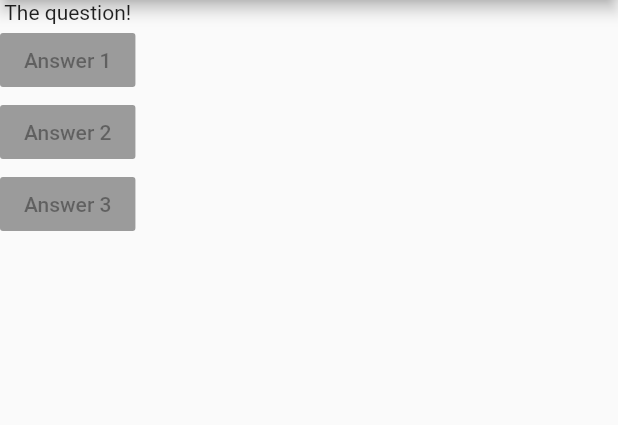
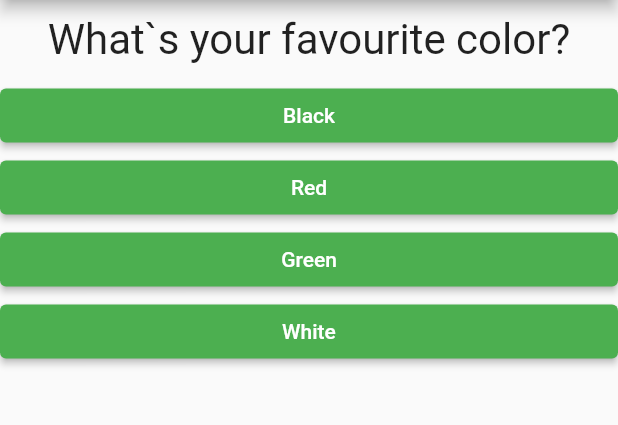
Before and after one commit to japodsiadly/flutter-dart-course, a Flutter app: the screen it shows after launch, on a phone screen of 412 x 824 dp, the part 84-509 px from its top. Run offline on Flutter 3.47's test engine with Material 2 defaults, Android fonts, the phone set to English and light mode, and no system bars.

Commit message:
Section 2

```diff
--- /dev/null
+++ b/flutter_complete_guide/lib/answer.dart
@@ -0,0 +1,23 @@
+import 'package:flutter/material.dart';
+
+class Answer extends StatelessWidget {
+  final VoidCallback selectHandler;
+  final String answerText;
+
+  Answer(this.selectHandler, this.answerText);
+
+  @override
+  Widget build(BuildContext context) {
+    return Container(
+      width: double.infinity,
+      child: ElevatedButton(
+        style: ButtonStyle(
+          backgroundColor: MaterialStateProperty.all(Colors.green),
+          foregroundColor: MaterialStateProperty.all(Colors.white),
+        ),
+        child: Text(answerText),
+        onPressed: selectHandler,
+      ),
+    );
+  }
+}
--- a/flutter_complete_guide/lib/main.dart
+++ b/flutter_complete_guide/lib/main.dart
@@ -1,40 +1,86 @@
 import 'package:flutter/material.dart';
 
-// void main() {
-//   runApp(MyApp());
-// }
+import './quiz.dart';
+import './result.dart';
 
 void main() => runApp(MyApp());
 
-class MyApp extends StatelessWidget {
+class MyApp extends StatefulWidget {
+  @override
+  State<StatefulWidget> createState() {
+    return _MyAppState();
+  }
+}
+
+class _MyAppState extends State<MyApp> {
+  static const _questions = [
+    {
+      'questionText': 'What\`s your favourite color?',
+      'answers': [
+        {'text': 'Black', 'score': 4},
+        {'text': 'Red', 'score': 3},
+        {'text': 'Green', 'score': 2},
+        {'text': 'White', 'score': 1},
+      ],
+    },
+    {
+      'questionText': 'What\`s your favourite animal?',
+      'answers': [
+        {'text': 'Dog', 'score': 3},
+        {'text': 'Cat', 'score': 2},
+        {'text': 'Cow', 'score': 1},
+        {'text': 'Rabbit', 'score': 4},
+      ],
+    },
+    {
+      'questionText': 'Who\`s your favourite friend?',
+      'answers': [
+        {'text': 'Gabi', 'score': 1},
+        {'text': 'Paweł', 'score': 4},
+        {'text': 'Dominik', 'score': 3},
+        {'text': 'Karolina', 'score': 2},
+      ],
+    },
+  ];
+
+  var _questionIndex = 0;
+  var _totalScore = 0;
+
+  void _resetQuiz() {
+    setState(() {
+      _questionIndex = 0;
+      _totalScore = 0;
+    });
+  }
+
+  void _answerQuestion(int score) {
+    _totalScore += score;
+
+    setState(() {
+      _questionIndex = _questionIndex + 1;
+    });
+    print(_questionIndex);
+    if (_questionIndex < _questions.length) {
+      print('We have more questions!');
+    } else {
+      print('No more questions!');
+    }
+  }
+
   @override
   Widget build(BuildContext context) {
-    var questions = [
-      'What\`s your favourite color?',
-      'What\`s your favourite animal?',
-    ];
     return MaterialApp(
       home: Scaffold(
         appBar: AppBar(
-          title: Text("My First App"),
+          title: Text('My First App'),
         ),
-        body: Column(
-          children: [
-            Text("The question!"),
-            RaisedButton(
-              onPressed: null,
-              child: Text('Answer 1'),
-            ),
-            RaisedButton(
-              onPressed: null,
-              child: Text('Answer 2'),
-            ),
-            RaisedButton(
-              onPressed: null,
-              child: Text('Answer 3'),
-            ),
-          ],
-        ),
+        body: _questionIndex < _questions.length
+            ? Quiz(
+                answerQuestion: _answerQuestion,
+                questions: _questions,
+                questionIndex: _questionIndex,
+              )
+            : Result(_totalScore, _resetQuiz),
       ),
     );
   }
--- /dev/null
+++ b/flutter_complete_guide/lib/question.dart
@@ -0,0 +1,20 @@
+import 'package:flutter/material.dart';
+
+class Question extends StatelessWidget {
+  final String questionText;
+
+  Question(this.questionText);
+
+  @override
+  Widget build(BuildContext context) {
+    return Container(
+      width: double.infinity,
+      margin: EdgeInsets.all(10),
+      child: Text(
+        questionText,
+        style: TextStyle(fontSize: 28),
+        textAlign: TextAlign.center,
+      ),
+    );
+  }
+}
--- /dev/null
+++ b/flutter_complete_guide/lib/quiz.dart
@@ -0,0 +1,32 @@
+import 'package:flutter/material.dart';
+
+import './question.dart';
+import './answer.dart';
+
+class Quiz extends StatelessWidget {
+  final List<Map<String, Object>> questions;
+  final Function answerQuestion;
+  final int questionIndex;
+
+  Quiz({
+    @required this.questions,
+    @required this.answerQuestion,
+    @required this.questionIndex,
+  });
+
+  @override
+  Widget build(BuildContext context) {
+    return Column(
+      children: [
+        Question(
+          questions[questionIndex]['questionText'] as String,
+        ),
+        ...(questions[questionIndex]['answers'] as List<Map<String, Object>>)
+            .map((answer) {
+          return Answer(
+              () => answerQuestion(answer['score']), answer['text'] as String);
+        }).toList()
+      ],
+    );
+  }
+}
```
Also changed, not shown: flutter_complete_guide/lib/result.dart (added, +47 -0 lines), flutter_complete_guide/pubspec.yaml (+5 -9 lines), flutter_complete_guide/pubspec.lock.
